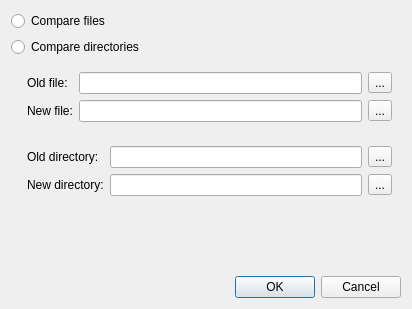
Qt form src/dialogs/diffopendialog.ui (HamedMasafi/GitKlient) before a commit.
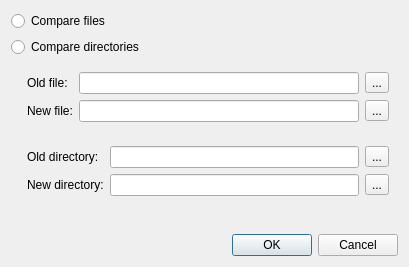
The same form after that commit.

Patch:
```diff
--- a/src/dialogs/diffopendialog.ui
+++ b/src/dialogs/diffopendialog.ui
@@ -6,8 +6,8 @@
    <rect>
     <x>0</x>
     <y>0</y>
-    <width>412</width>
-    <height>309</height>
+    <width>409</width>
+    <height>267</height>
    </rect>
   </property>
   <property name="windowTitle">
```
